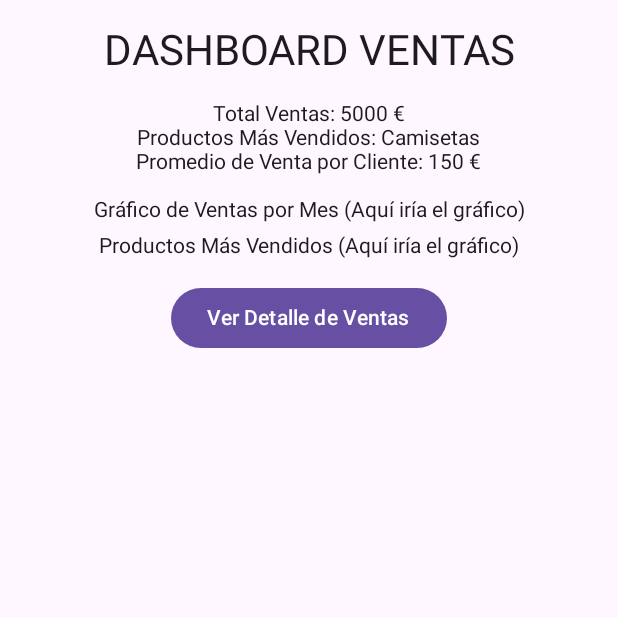
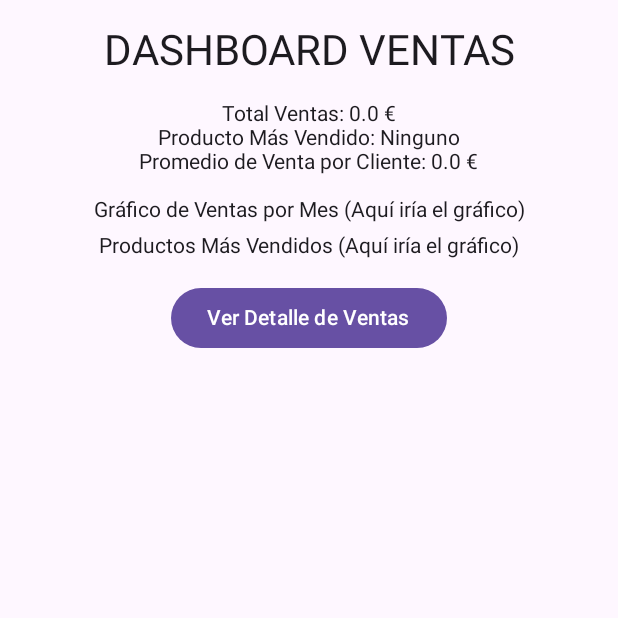
Before and after one commit to lopezviktor/CRMStore, an Android app built with Jetpack Compose: the PantallaDashboardVentas screen opened through its navigation route, on a phone screen of 412 x 824 dp, the top half of it. Run offline under Robolectric (Android 15) with nearby library versions, the phone set to English and light mode, and no system bars; our stand-ins replace Firebase (no records; nobody signed in at launch, a user with empty details on screens opened directly).

Commit message:
Ultimos cambios en ventas con dashboard incluido

```diff
--- a/app/src/main/java/com/example/crmstore/NavigationApp.kt
+++ b/app/src/main/java/com/example/crmstore/NavigationApp.kt
@@ -18,12 +18,10 @@ import com.example.crmstore.ui.screens.empleados.PantallaEmpleado
 import com.example.crmstore.ui.screens.empleados.PantallaFormularioEmpleados
 import com.example.crmstore.ui.screens.productos.PantallaAddProducto
 import com.example.crmstore.ui.screens.productos.PantallaFormularioProductos
-
 import com.example.crmstore.ui.screens.productos.PantallaProducto
+import com.example.crmstore.ui.screens.ventas.PantallaAddVentas
 import com.example.crmstore.ui.screens.ventas.PantallaDashboardVentas
 import com.example.crmstore.ui.screens.ventas.PantallaVentas
-import com.example.crmstore.ui.viewmodel.ClienteViewModel
-import com.example.crmstore.ui.viewmodel.VentaViewModel
 
 @Composable
 fun NavigationApp(navHostController: NavHostController, modifier: Modifier = Modifier) {
@@ -40,7 +38,8 @@ fun NavigationApp(navHostController: NavHostController, modifier: Modifier = Mod
 
         //VENTAS
         composable("PantallaDashboardVentas") { PantallaDashboardVentas (navHostController) }
-        composable("PantallaVentas") { PantallaVentas(ventaViewModel = VentaViewModel()) }
+        composable("PantallaVentas") { PantallaVentas(ventaViewModel = viewModel(), navHostController = navHostController) }
+        composable("PantallaAddVentas") { PantallaAddVentas(ventaViewModel = viewModel(), navHostController = navHostController) }
 
         //LOGIN
         composable("PantallaInicio") { PantallaInicio (navHostController) }
--- a/app/src/main/java/com/example/crmstore/modelo/Venta.kt
+++ b/app/src/main/java/com/example/crmstore/modelo/Venta.kt
@@ -1,11 +1,10 @@
 package com.example.crmstore.modelo
 
-import com.google.firebase.Timestamp
-
 data class Venta(
+    var id: String = "", // ID generado por Firebase
     var cliente: String = "",
     var empleado: String = "",
-    var fecha: Timestamp = Timestamp.now(),
+    var fecha: com.google.firebase.Timestamp = com.google.firebase.Timestamp.now(),
     var productosVendidos: List<DetalleVenta> = emptyList(),
     var total: Double = 0.0
 )
--- a/app/src/main/java/com/example/crmstore/ui/screens/ventas/PantallaDashboardVentas.kt
+++ b/app/src/main/java/com/example/crmstore/ui/screens/ventas/PantallaDashboardVentas.kt
@@ -1,8 +1,15 @@
 package com.example.crmstore.ui.screens.ventas
 
-import androidx.compose.foundation.layout.*
-import androidx.compose.material3.*
-import androidx.compose.runtime.*
+import androidx.compose.foundation.layout.Column
+import androidx.compose.foundation.layout.Spacer
+import androidx.compose.foundation.layout.fillMaxSize
+import androidx.compose.foundation.layout.height
+import androidx.compose.foundation.layout.padding
+import androidx.compose.material3.Button
+import androidx.compose.material3.MaterialTheme
+import androidx.compose.material3.Text
+import androidx.compose.runtime.Composable
+import androidx.compose.runtime.LaunchedEffect
 import androidx.compose.ui.Alignment
 import androidx.compose.ui.Modifier
 import androidx.compose.ui.unit.dp
@@ -15,6 +22,16 @@ fun PantallaDashboardVentas(
     navHostController: NavHostController,
     ventaViewModel: VentaViewModel = viewModel()
 ) {
+    // Ejecutar la carga de ventas al iniciar
+    LaunchedEffect(Unit) {
+        ventaViewModel.cargarVentas()
+    }
+
+    // Acceder directamente a los datos del ViewModel
+    val totalVentas = ventaViewModel.calcularTotalVentas()
+    val productoMasVendido = ventaViewModel.obtenerProductoMasVendido()
+    val promedioPorCliente = ventaViewModel.calcularPromedioVentaPorCliente()
+
     Column(
         modifier = Modifier
             .fillMaxSize()
@@ -25,20 +42,22 @@ fun PantallaDashboardVentas(
 
         Spacer(modifier = Modifier.height(16.dp))
 
-        Text(text = "Total Ventas: 5000 €")
-        Text(text = "Productos Más Vendidos: Camisetas")
-        Text(text = "Promedio de Venta por Cliente: 150 €")
+        // Mostrar datos calculados
+        Text(text = "Total Ventas: ${totalVentas} €")
+        Text(text = "Producto Más Vendido: $productoMasVendido")
+        Text(text = "Promedio de Venta por Cliente: ${promedioPorCliente} €")
 
         Spacer(modifier = Modifier.height(16.dp))
 
+        // Gráficos (Placeholder por ahora)
         Text(text = "Gráfico de Ventas por Mes (Aquí iría el gráfico)")
         Spacer(modifier = Modifier.height(8.dp))
         Text(text = "Productos Más Vendidos (Aquí iría el gráfico)")
 
         Spacer(modifier = Modifier.height(16.dp))
 
-        // Botón para ver el detalle de las ventas en PantallaVentas
-        Button(onClick = { navHostController.navigate("pantallaVentas") }) {
+        // Botón para ir a la lista de ventas
+        Button(onClick = { navHostController.navigate("PantallaVentas") }) {
             Text(text = "Ver Detalle de Ventas")
         }
     }
--- a/app/src/main/java/com/example/crmstore/ui/screens/ventas/PantallaVentas.kt
+++ b/app/src/main/java/com/example/crmstore/ui/screens/ventas/PantallaVentas.kt
@@ -1,9 +1,7 @@
 package com.example.crmstore.ui.screens.ventas
 
-import androidx.compose.foundation.layout.Arrangement
-import androidx.compose.foundation.layout.Box
+import androidx.compose.foundation.border
 import androidx.compose.foundation.layout.Column
-import androidx.compose.foundation.layout.Row
 import androidx.compose.foundation.layout.Spacer
 import androidx.compose.foundation.layout.fillMaxSize
 import androidx.compose.foundation.layout.fillMaxWidth
@@ -12,18 +10,14 @@ import androidx.compose.foundation.layout.padding
 import androidx.compose.foundation.lazy.LazyColumn
 import androidx.compose.foundation.lazy.items
 import androidx.compose.material3.Button
-import androidx.compose.material3.DropdownMenu
-import androidx.compose.material3.DropdownMenuItem
 import androidx.compose.material3.MaterialTheme
 import androidx.compose.material3.Text
 import androidx.compose.runtime.Composable
-import androidx.compose.runtime.getValue
-import androidx.compose.runtime.mutableStateOf
-import androidx.compose.runtime.remember
-import androidx.compose.runtime.setValue
 import androidx.compose.ui.Alignment
 import androidx.compose.ui.Modifier
 import androidx.compose.ui.unit.dp
+import androidx.navigation.NavHostController
+import com.example.crmstore.modelo.Venta
 import com.example.crmstore.ui.viewmodel.VentaViewModel
 import com.google.firebase.Timestamp
 import java.text.SimpleDateFormat
@@ -35,175 +29,80 @@ fun Timestamp.toFormattedString(): String {
 }
 
 @Composable
-fun PantallaVentas(ventaViewModel: VentaViewModel) {
-
-    val clientes = ventaViewModel.clientes
-    val empleados = ventaViewModel.empleados
-    val clienteSeleccionado by ventaViewModel.clienteSeleccionado // Cliente seleccionado
-    val empleadoSeleccionado by ventaViewModel.empleadoSeleccionado // Empleado seleccionado
-    val carrito = ventaViewModel.carrito
-    val productos = ventaViewModel.productos // Observar productos desde Firebase
-    val ventas = ventaViewModel.ventas // Lista de ventas con IDs
+fun PantallaVentas(
+    ventaViewModel: VentaViewModel,
+    navHostController: NavHostController
+) {
+    val ventas = ventaViewModel.ventas
 
     Column(
         modifier = Modifier
             .fillMaxSize()
             .padding(16.dp)
     ) {
-        // Seleccionar Cliente
-        SeleccionDropdown(
-            label = "Selecciona Cliente",
-            opciones = clientes,
-            seleccionado = clienteSeleccionado,
-            onSeleccionar = { ventaViewModel.clienteSeleccionado.value = it }
-        )
-
-        Spacer(modifier = Modifier.height(8.dp))
-
-        // Seleccionar Empleado
-        SeleccionDropdown(
-            label = "Selecciona Empleado",
-            opciones = empleados,
-            seleccionado = empleadoSeleccionado,
-            onSeleccionar = { ventaViewModel.empleadoSeleccionado.value = it }
-        )
-
-        Spacer(modifier = Modifier.height(16.dp))
-
-        Text(text = "Carrito de Compras", style = MaterialTheme.typography.titleMedium)
-
-        Spacer(modifier = Modifier.height(16.dp))
-
-        // Lista de productos disponibles
-        Text(text = "Productos disponibles", style = MaterialTheme.typography.titleSmall)
-        LazyColumn(modifier = Modifier.weight(1f)) {
-            items(productos) { producto ->
-                var cantidad by remember { mutableStateOf(1) }
-                Row(
-                    modifier = Modifier
-                        .fillMaxWidth()
-                        .padding(8.dp),
-                    horizontalArrangement = Arrangement.SpaceBetween
-                ) {
-                    Column {
-                        Text(text = producto.nombre)
-                        Text(text = "${producto.precio} €")
-                    }
-
-                    Row(verticalAlignment = Alignment.CenterVertically) {
-                        Button(onClick = { if (cantidad > 1) cantidad-- }) {
-                            Text("-")
-                        }
-                        Text(text = "$cantidad", modifier = Modifier.padding(horizontal = 8.dp))
-                        Button(onClick = { cantidad++ }) {
-                            Text("+")
-                        }
-                    }
-
-                    Button(onClick = {
-                        ventaViewModel.agregarProductoAlCarrito(producto, cantidad)
-                    }) {
-                        Text("Añadir")
-                    }
-                }
-            }
+        // Botón para ir a la pantalla de añadir ventas
+        Button(
+            onClick = { navHostController.navigate("PantallaAddVentas") },
+            modifier = Modifier.fillMaxWidth()
+        ) {
+            Text("Añadir Nueva Venta")
         }
 
         Spacer(modifier = Modifier.height(16.dp))
 
-        // Mostrar productos en el carrito
-        Text(text = "Productos en el Carrito", style = MaterialTheme.typography.titleSmall)
-        LazyColumn(modifier = Modifier.weight(1f)) {
-            items(carrito) { detalle ->
-                Row(
-                    modifier = Modifier
-                        .fillMaxWidth()
-                        .padding(8.dp),
-                    horizontalArrangement = Arrangement.SpaceBetween
-                ) {
-                    Text(text = "${detalle.nombre} x${detalle.cantidad}")
-                    Text(text = "${detalle.precioUnitario * detalle.cantidad} €")
-                    Button(onClick = {
-                        ventaViewModel.eliminarProductoDelCarrito(detalle.productoId)
-                    }) {
-                        Text("Eliminar")
-                    }
-                }
-            }
-        }
+        // Encabezado
+        Text(text = "Ventas Existentes", style = MaterialTheme.typography.headlineMedium)
 
         Spacer(modifier = Modifier.height(16.dp))
 
-        // Mostrar total del carrito
-        val total = ventaViewModel.calcularTotalCarrito()
-        Text(text = "Total: $total €", style = MaterialTheme.typography.titleMedium)
-
-        Spacer(modifier = Modifier.height(16.dp))
-
-        // Botón para confirmar venta
-        Button(
-            onClick = {
-                ventaViewModel.agregarVenta()
-            },
-            modifier = Modifier.fillMaxWidth(),
-            enabled = carrito.isNotEmpty()
-        ) {
-            Text("Confirmar Venta")
-        }
-
-        Spacer(modifier = Modifier.height(16.dp))
-
-        // Mostrar ventas existentes
-        Text(text = "Ventas existentes", style = MaterialTheme.typography.titleSmall)
+        // Lista de ventas
         LazyColumn(modifier = Modifier.weight(1f)) {
-            items(ventas) { (id, venta) ->
-                Column(
-                    modifier = Modifier
-                        .fillMaxWidth()
-                        .padding(8.dp)
-                ) {
-                    Text(text = "ID: $id")
-                    Text(text = "Cliente: ${venta.cliente}")
-                    Text(text = "Empleado: ${venta.empleado}")
-                    Text(text = "Total: ${venta.total} €")
-                    Spacer(modifier = Modifier.height(8.dp))
-                }
+            items(ventas) { (id, venta) ->  // Desestructurar el Pair
+                VentaItem(
+                    venta = venta,  // Pasar solo el objeto Venta
+                    onEliminarClick = {
+                        ventaViewModel.eliminarVenta(id)  // Usar el ID para eliminar
+                    }
+                )
             }
         }
     }
 }
+
 @Composable
-fun SeleccionDropdown(
-    label: String,
-    opciones: List<String>,
-    seleccionado: String?,
-    onSeleccionar: (String) -> Unit
-) {
-    var expanded by remember { mutableStateOf(false) }
+fun VentaItem(venta: Venta, onEliminarClick: () -> Unit) {
+    Column(
+        modifier = Modifier
+            .fillMaxWidth()
+            .padding(8.dp)
+            .border(1.dp, MaterialTheme.colorScheme.primary, shape = MaterialTheme.shapes.medium)
+            .padding(16.dp)
+    ) {
+        // Información principal de la venta
+        Text(text = "Cliente: ${venta.cliente}", style = MaterialTheme.typography.bodyMedium)
+        Text(text = "Empleado: ${venta.empleado}", style = MaterialTheme.typography.bodyMedium)
+        Text(text = "Total: ${venta.total} €", style = MaterialTheme.typography.bodyMedium)
 
-    Column {
-        Text(text = label, style = MaterialTheme.typography.bodyLarge)
-        Box {
-            Button(
-                onClick = { expanded = true },
-                modifier = Modifier.fillMaxWidth()
-            ) {
-                Text(text = seleccionado ?: "Selecciona una opción")
-            }
-            DropdownMenu(
-                expanded = expanded,
-                onDismissRequest = { expanded = false }
-            ) {
-                opciones.forEach { opcion ->
-                    DropdownMenuItem(
-                        text = { Text(text = opcion) }, // Contenido del elemento
-                        onClick = {
-                            onSeleccionar(opcion) // Selecciona la opción
-                            expanded = false // Cierra el menú
-                        }
-                    )
-                }
-            }
+        Spacer(modifier = Modifier.height(8.dp))
+
+        // Detalles de los productos vendidos
+        Text(text = "Productos:", style = MaterialTheme.typography.bodyMedium)
+        venta.productosVendidos.forEach { producto ->
+            Text(
+                text = "- ${producto.nombre}: ${producto.precioUnitario} € (x${producto.cantidad})",
+                style = MaterialTheme.typography.bodySmall,
+                modifier = Modifier.padding(start = 8.dp)
+            )
+        }
+
+        Spacer(modifier = Modifier.height(8.dp))
+
+        // Botón para eliminar la venta
+        Button(
+            onClick = onEliminarClick,
+            modifier = Modifier.align(Alignment.End)
+        ) {
+            Text("Eliminar Venta")
         }
     }
 }
--- a/app/src/main/java/com/example/crmstore/ui/viewmodel/VentaViewModel.kt
+++ b/app/src/main/java/com/example/crmstore/ui/viewmodel/VentaViewModel.kt
@@ -15,27 +15,20 @@ class VentaViewModel : ViewModel() {
 
     private val ventaRepository = VentaRepository()
 
+    // Listas observables para la UI
     val clientes = mutableStateListOf<String>() // Lista de clientes desde Firebase
     val empleados = mutableStateListOf<String>() // Lista de empleados desde Firebase
-
-    // Lista observable de ventas para la UI
     val ventas = mutableStateListOf<Pair<String, Venta>>() // El ID del documento y el objeto Venta
-
-    // Mensaje para notificaciones en la UI
-    val mensaje = mutableStateOf("")
-
-    // Carrito de productos seleccionados
-    val carrito = mutableStateListOf<DetalleVenta>()
-
-    // Cliente y empleado seleccionados
-    val clienteSeleccionado = mutableStateOf<String?>(null)
-    val empleadoSeleccionado = mutableStateOf<String?>(null)
+    val productos = mutableStateListOf<Producto>() // Lista de productos desde Firebase
 
     // Mapa para asociar productos con sus IDs de Firebase
     private val productosMap = mutableMapOf<String, Producto>()
 
-    // Lista de productos observables para la UI
-    val productos = mutableStateListOf<Producto>()
+    // Estados observables
+    val mensaje = mutableStateOf("")
+    val carrito = mutableStateListOf<DetalleVenta>() // Carrito de productos seleccionados
+    val clienteSeleccionado = mutableStateOf<String?>(null)
+    val empleadoSeleccionado = mutableStateOf<String?>(null)
 
     init {
         cargarClientes()
@@ -44,41 +37,40 @@ class VentaViewModel : ViewModel() {
         cargarProductos()
     }
 
+    // Métodos existentes -------------------------------------------------------------
+
     fun cargarClientes() {
-        val db = FirebaseFirestore.getInstance() // Instancia de Firestore
-        val clientesCollection = db.collection("clientes") // Nombre de la colección
+        val db = FirebaseFirestore.getInstance()
+        val clientesCollection = db.collection("clientes")
 
         clientesCollection.get().addOnSuccessListener { snapshot ->
-            clientes.clear() // Limpiamos la lista antes de agregar nuevos datos
-            for (document in snapshot.documents) {
+            clientes.clear()
+            snapshot.documents.forEach { document ->
                 val nombre = document.getString("nombre") ?: "Nombre desconocido"
                 val apellidos = document.getString("apellidos") ?: "Apellidos desconocidos"
-                clientes.add("$nombre $apellidos") // Añadimos "Nombre Apellidos" a la lista
+                clientes.add("$nombre $apellidos")
             }
         }.addOnFailureListener { e ->
-            // Manejar errores de Firebase
             println("Error al cargar clientes: ${e.message}")
         }
     }
 
     fun cargarEmpleados() {
-        val db = FirebaseFirestore.getInstance() // Instancia de Firestore
-        val empleadosCollection = db.collection("empleados") // Nombre de la colección
+        val db = FirebaseFirestore.getInstance()
+        val empleadosCollection = db.collection("empleados")
 
         empleadosCollection.get().addOnSuccessListener { snapshot ->
-            empleados.clear() // Limpiamos la lista antes de agregar nuevos datos
-            for (document in snapshot.documents) {
+            empleados.clear()
+            snapshot.documents.forEach { document ->
                 val nombre = document.getString("nombre") ?: "Nombre desconocido"
                 val apellidos = document.getString("apellidos") ?: "Apellidos desconocidos"
-                empleados.add("$nombre $apellidos") // Añadimos "Nombre Apellidos" a la lista
+                empleados.add("$nombre $apellidos")
             }
         }.addOnFailureListener { e ->
-            // Manejar errores de Firebase
             println("Error al cargar empleados: ${e.message}")
         }
     }
 
-    // Función para cargar ventas en tiempo real desde Firebase
     private fun cargarVentasEnTiempoReal() {
         ventaRepository.obtenerVentasEnTiempoReal { ventasObtenidas ->
             ventas.clear()
@@ -86,7 +78,6 @@ class VentaViewModel : ViewModel() {
         }
     }
 
-    // Función para cargar productos desde Firebase y mapear sus IDs
     fun cargarProductos() {
         ventaRepository.cargarProductos { productosObtenidos, map ->
             productos.clear()
@@ -96,16 +87,13 @@ class VentaViewModel : ViewModel() {
         }
     }
 
-    // Función para agregar un producto al carrito
     fun agregarProductoAlCarrito(producto: Producto, cantidad: Int) {
-        val productoId = producto.nombre // O usa un identificador único si lo tienes
+        val productoId = producto.nombre
         val productoEnCarrito = carrito.find { it.productoId == productoId }
 
         if (productoEnCarrito != null) {
-            // Si ya está en el carrito, actualiza la cantidad
             productoEnCarrito.cantidad += cantidad
         } else {
-            // Si no está en el carrito, agrégalo
             carrito.add(
                 DetalleVenta(
                     productoId = productoId,
@@ -117,17 +105,14 @@ class VentaViewModel : ViewModel() {
         }
     }
 
-    // Función para eliminar un producto del carrito
     fun eliminarProductoDelCarrito(productoId: String) {
         carrito.removeAll { it.productoId == productoId }
     }
 
-    // Función para calcular el total del carrito
     fun calcularTotalCarrito(): Double {
         return carrito.sumOf { it.cantidad * it.precioUnitario }
     }
 
-    // Función para agregar una nueva venta
     fun agregarVenta() {
         val nuevaVenta = Venta(
             cliente = clienteSeleccionado.value ?: "",
@@ -143,14 +128,11 @@ class VentaViewModel : ViewModel() {
         }
     }
 
-    // Función para eliminar una venta por el ID del documento generado por Firestore
     fun eliminarVenta(documentId: String) {
         viewModelScope.launch {
             val resultado = ventaRepository.eliminarVenta(documentId)
             if (resultado) {
-                val ventasFiltradas = ventas.filter { it.first != documentId }
-                ventas.clear()
-                ventas.addAll(ventasFiltradas)
+                ventas.removeAll { it.first == documentId }
                 mensaje.value = "Venta eliminada exitosamente"
             } else {
                 mensaje.value = "Error al eliminar la venta en Firebase"
@@ -158,10 +140,57 @@ class VentaViewModel : ViewModel() {
         }
     }
 
-    // Función para limpiar el formulario después de confirmar una venta
     private fun limpiarFormulario() {
         carrito.clear()
         clienteSeleccionado.value = null
         empleadoSeleccionado.value = null
     }
+
+    // Métodos nuevos para el dashboard ---------------------------------------------
+
+    fun cargarVentas() {
+        val db = FirebaseFirestore.getInstance()
+        db.collection("ventas")
+            .get()
+            .addOnSuccessListener { snapshot ->
+                ventas.clear()
+                snapshot.documents.forEach { document ->
+                    val venta = document.toObject(Venta::class.java)
+                    if (venta != null) {
+                        ventas.add(Pair(document.id, venta)) // Guardar el documento ID junto con la venta
+                    }
+                }
+            }
+            .addOnFailureListener { e ->
+                println("Error al cargar ventas: ${e.message}")
+            }
+    }
+
+    // Total de ventas
+    fun calcularTotalVentas(): Double {
+        return ventas.sumOf { it.second.total }
+    }
+
+    // Producto más vendido
+    fun obtenerProductoMasVendido(): String {
+        val conteoProductos = mutableMapOf<String, Int>()
+
+        ventas.forEach { (_, venta) ->
+            venta.productosVendidos.forEach { producto ->
+                conteoProductos[producto.nombre] = conteoProductos.getOrDefault(producto.nombre, 0) + producto.cantidad
+            }
+        }
+
+        return conteoProductos.maxByOrNull { it.value }?.key ?: "Ninguno"
+    }
+
+    // Promedio de venta por cliente
+    fun calcularPromedioVentaPorCliente(): Double {
+        val clientesUnicos = ventas.map { it.second.cliente }.distinct()
+        return if (clientesUnicos.isNotEmpty()) {
+            calcularTotalVentas() / clientesUnicos.size
+        } else {
+            0.0
+        }
+    }
 }
```
Also changed, not shown: app/src/main/java/com/example/crmstore/componentes/SeleccionDropdown.kt (added, +52 -0 lines), app/src/main/java/com/example/crmstore/ui/screens/ventas/PantallaAddVentas.kt (added, +162 -0 lines).
